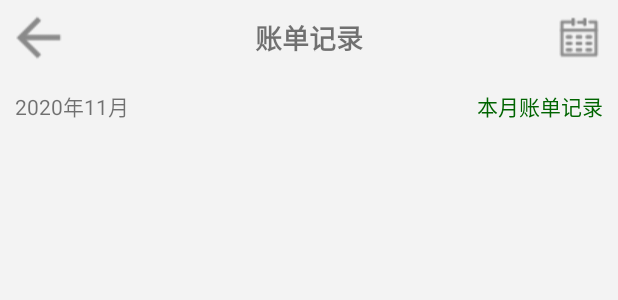
After one commit to Timorcc/tally_-, an Android app: the layout activity_history.xml on its own in the app's theme, with its tools: preview values and no code run, on a phone screen of 412 x 824 dp. The commit adds this screen. Shown: the top 300 px of the screen. Run offline under Robolectric (Android 15) with nearby library versions, the phone set to English and light mode, and no system bars.

Commit message:
p5 13:06

```diff
--- a/app/src/main/AndroidManifest.xml
+++ b/app/src/main/AndroidManifest.xml
@@ -10,7 +10,8 @@
         android:roundIcon="@mipmap/ic_launcher_round"
         android:supportsRtl="true"
         android:theme="@style/AppTheme">
-        <activity android:name=".AboutActivity"></activity>
+        <activity android:name=".HistoryActivity"></activity>
+        <activity android:name=".AboutActivity" />
         <activity android:name=".SearchActivity" />
         <activity android:name=".RecordActivity" />
         <activity android:name=".MainActivity">
--- /dev/null
+++ b/app/src/main/res/layout/activity_history.xml
@@ -0,0 +1,69 @@
+<?xml version="1.0" encoding="utf-8"?>
+<LinearLayout xmlns:android="http://schemas.android.com/apk/res/android"
+    xmlns:app="http://schemas.android.com/apk/res-auto"
+    xmlns:tools="http://schemas.android.com/tools"
+    android:layout_width="match_parent"
+    android:layout_height="match_parent"
+    android:background="@color/grey_f3f3f3"
+    android:orientation="vertical"
+    tools:context=".HistoryActivity">
+
+    <RelativeLayout
+        android:layout_width="match_parent"
+        android:layout_height="50dp">
+
+
+        <ImageView
+            android:id="@+id/history_iv_back"
+            android:layout_width="wrap_content"
+            android:layout_height="match_parent"
+            android:layout_marginStart="10dp"
+            android:onClick="onClick"
+            android:src="@mipmap/it_back" />
+
+        <TextView
+            android:layout_width="wrap_content"
+            android:layout_height="wrap_content"
+            android:layout_centerInParent="true"
+            android:text="@string/history_record"
+            android:textSize="18sp"
+            android:textStyle="bold" />
+
+        <ImageView
+            android:id="@+id/history_rili"
+            android:layout_width="wrap_content"
+            android:layout_height="match_parent"
+            android:layout_alignParentEnd="true"
+            android:layout_marginEnd="10dp"
+            android:onClick="onClick"
+            android:src="@mipmap/it_rili" />
+    </RelativeLayout>
+
+    <RelativeLayout
+        android:layout_width="match_parent"
+        android:layout_height="wrap_content"
+        android:padding="10dp">
+
+        <TextView
+            android:id="@+id/history_tv_time"
+            android:layout_width="wrap_content"
+            android:layout_height="wrap_content"
+            android:text="2020年11月" />
+
+        <TextView
+            android:id="@+id/history_tv_info"
+            android:layout_width="wrap_content"
+            android:layout_height="wrap_content"
+            android:layout_alignParentEnd="true"
+            android:text="@string/history_info"
+            android:textColor="@color/green_006400" />
+    </RelativeLayout>
+
+    <ListView
+        android:id="@+id/history_lv"
+        android:layout_width="match_parent"
+        android:layout_height="match_parent"
+        android:divider="@null"
+        android:dividerHeight="5dp"
+        android:padding="10dp" />
+</LinearLayout>
--- a/app/src/main/res/values/strings.xml
+++ b/app/src/main/res/values/strings.xml
@@ -26,6 +26,7 @@
     <string name="about_developer">开发者</string>
     <string name="about_loc">teacherLiu</string>
 
+    <string name="history_info">本月账单记录</string>
 
 
 </resources>
```
Also changed, not shown: app/src/main/java/com/example/tally/HistoryActivity.java (added, +64 -0 lines).
